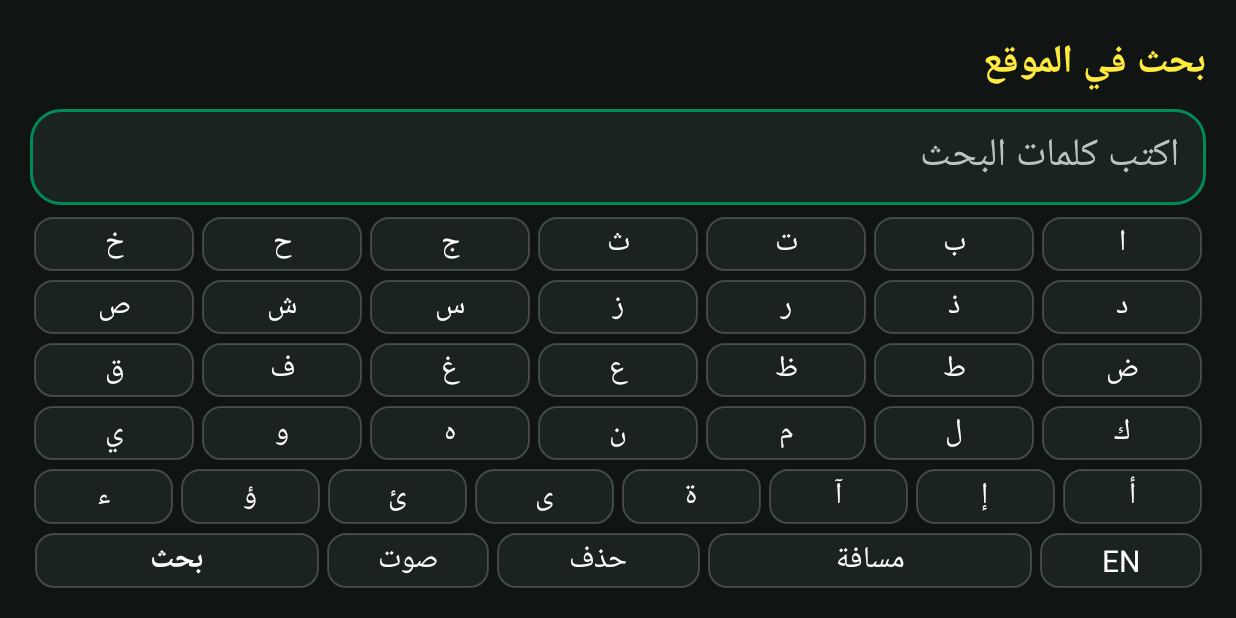
After one commit to YoucefSennoun/eddirasa-tv, an Android app: the SearchActivity screen opened directly, with no data from a screen before it, on a phone screen of 824 x 412 dp (held sideways). The commit adds this screen. Run offline under Robolectric (Android 15) with nearby library versions, the phone set to English and light mode, and no system bars.

Commit message:
Phase 5: native search screen with D-pad keyboard and voice input

```diff
--- a/app/src/main/AndroidManifest.xml
+++ b/app/src/main/AndroidManifest.xml
@@ -34,6 +34,12 @@
         </activity>
 
         <activity
+            android:name=".SearchActivity"
+            android:configChanges="keyboard|keyboardHidden|navigation|orientation|screenSize|screenLayout|uiMode"
+            android:exported="false"
+            android:screenOrientation="landscape" />
+
+        <activity
             android:name=".BrowserActivity"
             android:configChanges="keyboard|keyboardHidden|navigation|orientation|screenSize|screenLayout|uiMode"
             android:exported="false"
--- /dev/null
+++ b/app/src/main/java/com/youcef/eddirasatv/SearchActivity.kt
@@ -0,0 +1,277 @@
+package com.youcef.eddirasatv
+
+import android.app.Activity
+import android.content.ActivityNotFoundException
+import android.content.Context
+import android.content.Intent
+import android.graphics.Typeface
+import android.net.Uri
+import android.os.Bundle
+import android.speech.RecognizerIntent
+import android.view.Gravity
+import android.view.View
+import android.widget.HorizontalScrollView
+import android.widget.LinearLayout
+import android.widget.TextView
+import android.widget.Toast
+import androidx.appcompat.app.AppCompatActivity
+import androidx.core.content.ContextCompat
+
+class SearchActivity : AppCompatActivity() {
+
+    private enum class LayoutMode { ARABIC, LATIN, DIGITS }
+
+    private lateinit var queryText: TextView
+    private lateinit var recentLabel: TextView
+    private lateinit var recentScroll: HorizontalScrollView
+    private lateinit var recentList: LinearLayout
+    private lateinit var keyboardContainer: LinearLayout
+
+    private val query = StringBuilder()
+    private var layoutMode = LayoutMode.ARABIC
+    private var languageKey: TextView? = null
+
+    override fun onCreate(savedInstanceState: Bundle?) {
+        super.onCreate(savedInstanceState)
+        setContentView(R.layout.activity_search)
+
+        queryText = findViewById(R.id.queryText)
+        recentLabel = findViewById(R.id.recentLabel)
+        recentScroll = findViewById(R.id.recentScroll)
+        recentList = findViewById(R.id.recentList)
+        keyboardContainer = findViewById(R.id.keyboardContainer)
+
+        renderQuery()
+        buildKeyboard()
+        renderRecent()
+    }
+
+    override fun onResume() {
+        super.onResume()
+        renderRecent()
+        if (currentFocus == null) {
+            (keyboardContainer.getChildAt(0) as? LinearLayout)
+                ?.getChildAt(0)
+                ?.requestFocus()
+        }
+    }
+
+    private fun renderQuery() {
+        val value = query.toString()
+        if (value.isEmpty()) {
+            queryText.text = getString(R.string.search_hint)
+            queryText.setTextColor(ContextCompat.getColor(this, R.color.text_secondary))
+        } else {
+            queryText.text = value
+            queryText.setTextColor(ContextCompat.getColor(this, R.color.text_light))
+        }
+    }
+
+    private fun renderRecent() {
+        recentList.removeAllViews()
+        val items = AppPrefs.searches(this)
+        val visible = items.isNotEmpty()
+        recentLabel.visibility = if (visible) View.VISIBLE else View.GONE
+        recentScroll.visibility = if (visible) View.VISIBLE else View.GONE
+        if (!visible) return
+
+        items.forEach { value ->
+            val chip = layoutInflater.inflate(R.layout.item_chip, recentList, false) as TextView
+            chip.text = value
+            chip.contentDescription = value
+            chip.textSize = 20f
+            chip.layoutParams = LinearLayout.LayoutParams(
+                LinearLayout.LayoutParams.WRAP_CONTENT,
+                dp(62)
+            ).apply {
+                marginStart = dp(4)
+                marginEnd = dp(4)
+            }
+            chip.setPadding(dp(18), 0, dp(18), 0)
+            chip.setOnClickListener { performSearch(value) }
+            recentList.addView(chip)
+        }
+    }
+
+    private fun buildKeyboard() {
+        keyboardContainer.removeAllViews()
+        when (layoutMode) {
+            LayoutMode.ARABIC -> {
+                addRow(listOf("ا", "ب", "ت", "ث", "ج", "ح", "خ"))
+                addRow(listOf("د", "ذ", "ر", "ز", "س", "ش", "ص"))
+                addRow(listOf("ض", "ط", "ظ", "ع", "غ", "ف", "ق"))
+                addRow(listOf("ك", "ل", "م", "ن", "ه", "و", "ي"))
+                addRow(listOf("أ", "إ", "آ", "ة", "ى", "ئ", "ؤ", "ء"))
+            }
+            LayoutMode.LATIN -> {
+                addRow(listOf("q", "w", "e", "r", "t", "y", "u", "i", "o", "p"))
+                addRow(listOf("a", "s", "d", "f", "g", "h", "j", "k", "l"))
+                addRow(listOf("z", "x", "c", "v", "b", "n", "m", "'"))
+            }
+            LayoutMode.DIGITS -> {
+                addRow(listOf("1", "2", "3", "4", "5"))
+                addRow(listOf("6", "7", "8", "9", "0"))
+                addRow(listOf(".", "-", "/", ":", "!"))
+            }
+        }
+        addActionRow()
+    }
+
+    private fun addRow(labels: List<String>) {
+        val row = LinearLayout(this).apply {
+            orientation = LinearLayout.HORIZONTAL
+            layoutParams = LinearLayout.LayoutParams(
+                LinearLayout.LayoutParams.MATCH_PARENT,
+                0,
+                1f
+            ).apply { bottomMargin = dp(6) }
+        }
+        labels.forEach { label ->
+            row.addView(makeKey(label) { typeChar(label) })
+        }
+        keyboardContainer.addView(row)
+    }
+
+    private fun addActionRow() {
+        val row = LinearLayout(this).apply {
+            orientation = LinearLayout.HORIZONTAL
+            layoutParams = LinearLayout.LayoutParams(
+                LinearLayout.LayoutParams.MATCH_PARENT,
+                0,
+                1f
+            )
+        }
+
+        val nextLabel = when (layoutMode) {
+            LayoutMode.ARABIC -> "EN"
+            LayoutMode.LATIN -> "123"
+            LayoutMode.DIGITS -> "ع"
+        }
+        languageKey = makeKey(nextLabel, 0.8f) {
+            layoutMode = when (layoutMode) {
+                LayoutMode.ARABIC -> LayoutMode.LATIN
+                LayoutMode.LATIN -> LayoutMode.DIGITS
+                LayoutMode.DIGITS -> LayoutMode.ARABIC
+            }
+            buildKeyboard()
+            languageKey?.requestFocus()
+        }
+        row.addView(languageKey)
+
+        row.addView(makeKey(getString(R.string.search_space), 1.6f) { addSpace() })
+
+        val deleteKey = makeKey(getString(R.string.search_delete), 1f) { deleteChar() }
+        deleteKey.setOnLongClickListener {
+            query.setLength(0)
+            renderQuery()
+            true
+        }
+        row.addView(deleteKey)
+
+        row.addView(makeKey(getString(R.string.search_voice), 0.8f) { launchVoice() })
+        row.addView(makeKey(getString(R.string.search_go), 1.4f, bold = true) {
+            performSearch(query.toString())
+        })
+
+        keyboardContainer.addView(row)
+    }
+
+    private fun makeKey(
+        label: String,
+        weight: Float = 1f,
+        bold: Boolean = false,
+        onClick: () -> Unit
+    ): TextView = TextView(this).apply {
+        text = label
+        contentDescription = label
+        gravity = Gravity.CENTER
+        setTextColor(ContextCompat.getColor(context, R.color.text_light))
+        textSize = 20f
+        setTypeface(typeface, if (bold) Typeface.BOLD else Typeface.NORMAL)
+        background = ContextCompat.getDrawable(context, R.drawable.chip_bg)
+        isFocusable = true
+        isFocusableInTouchMode = false
+        isClickable = true
+        layoutParams = LinearLayout.LayoutParams(
+            0,
+            LinearLayout.LayoutParams.MATCH_PARENT,
+            weight
+        ).apply {
+            marginStart = dp(3)
+            marginEnd = dp(3)
+        }
+        setOnClickListener { onClick() }
+    }
+
+    private fun typeChar(value: String) {
+        if (query.length >= MAX_QUERY_LENGTH) return
+        query.append(value)
+        renderQuery()
+    }
+
+    private fun addSpace() {
+        if (query.isEmpty() || query.last() == ' ' || query.length >= MAX_QUERY_LENGTH) return
+        query.append(' ')
+        renderQuery()
+    }
+
+    private fun deleteChar() {
+        if (query.isEmpty()) return
+        query.setLength(query.length - 1)
+        renderQuery()
+    }
+
+    private fun performSearch(raw: String) {
+        val value = raw.trim()
+        if (value.length < 2) {
+            Toast.makeText(this, R.string.search_min_chars, Toast.LENGTH_SHORT).show()
+            return
+        }
+        AppPrefs.addSearch(this, value)
+        val url = "https://eddirasa.com/search/?q=" + Uri.encode(value)
+        setResult(Activity.RESULT_OK, Intent().putExtra(EXTRA_QUERY_URL, url))
+        finish()
+    }
+
+    private fun launchVoice() {
+        val intent = Intent(RecognizerIntent.ACTION_RECOGNIZE_SPEECH).apply {
+            putExtra(
+                RecognizerIntent.EXTRA_LANGUAGE_MODEL,
+                RecognizerIntent.LANGUAGE_MODEL_FREE_FORM
+            )
+            putExtra(RecognizerIntent.EXTRA_LANGUAGE, "ar-DZ")
+            putExtra(RecognizerIntent.EXTRA_PROMPT, getString(R.string.voice_prompt))
+        }
+        try {
+            startActivityForResult(intent, REQ_VOICE)
+        } catch (e: ActivityNotFoundException) {
+            Toast.makeText(this, R.string.voice_unavailable, Toast.LENGTH_SHORT).show()
+        }
+    }
+
+    @Deprecated("Deprecated in Java")
+    override fun onActivityResult(requestCode: Int, resultCode: Int, data: Intent?) {
+        super.onActivityResult(requestCode, resultCode, data)
+        if (requestCode == REQ_VOICE && resultCode == Activity.RESULT_OK) {
+            val text = data?.getStringArrayListExtra(RecognizerIntent.EXTRA_RESULTS)
+                ?.firstOrNull()
+            if (!text.isNullOrBlank()) {
+                query.setLength(0)
+                query.append(text.take(MAX_QUERY_LENGTH))
+                renderQuery()
+            }
+        }
+    }
+
+    private fun dp(value: Int): Int =
+        (value * resources.displayMetrics.density).toInt()
+
+    companion object {
+        const val EXTRA_QUERY_URL = "extra_query_url"
+        private const val REQ_VOICE = 41
+        private const val MAX_QUERY_LENGTH = 80
+
+        fun intent(context: Context): Intent =
+            Intent(context, SearchActivity::class.java)
+    }
+}
--- /dev/null
+++ b/app/src/main/res/layout/activity_search.xml
@@ -0,0 +1,65 @@
+<?xml version="1.0" encoding="utf-8"?>
+<LinearLayout xmlns:android="http://schemas.android.com/apk/res/android"
+    android:layout_width="match_parent"
+    android:layout_height="match_parent"
+    android:background="@color/background_dark"
+    android:orientation="vertical"
+    android:padding="20dp"
+    android:layoutDirection="rtl">
+
+    <TextView
+        android:layout_width="match_parent"
+        android:layout_height="wrap_content"
+        android:text="@string/search_title"
+        android:textColor="@color/focus_border"
+        android:textSize="26sp"
+        android:textStyle="bold" />
+
+    <TextView
+        android:id="@+id/queryText"
+        android:layout_width="match_parent"
+        android:layout_height="wrap_content"
+        android:layout_marginTop="8dp"
+        android:background="@drawable/dialog_bg"
+        android:ellipsize="end"
+        android:gravity="center_vertical"
+        android:maxLines="2"
+        android:minHeight="64dp"
+        android:paddingStart="18dp"
+        android:paddingEnd="18dp"
+        android:textColor="@color/text_light"
+        android:textSize="26sp" />
+
+    <TextView
+        android:id="@+id/recentLabel"
+        android:layout_width="match_parent"
+        android:layout_height="wrap_content"
+        android:layout_marginTop="8dp"
+        android:text="@string/search_recent"
+        android:textColor="@color/text_secondary"
+        android:textSize="20sp"
+        android:visibility="gone" />
+
+    <HorizontalScrollView
+        android:id="@+id/recentScroll"
+        android:layout_width="match_parent"
+        android:layout_height="wrap_content"
+        android:layout_marginTop="4dp"
+        android:visibility="gone">
+
+        <LinearLayout
+            android:id="@+id/recentList"
+            android:layout_width="wrap_content"
+            android:layout_height="wrap_content"
+            android:orientation="horizontal" />
+    </HorizontalScrollView>
+
+    <LinearLayout
+        android:id="@+id/keyboardContainer"
+        android:layout_width="match_parent"
+        android:layout_height="0dp"
+        android:layout_marginTop="8dp"
+        android:layout_weight="1"
+        android:orientation="vertical" />
+
+</LinearLayout>
--- a/app/src/main/res/values/strings.xml
+++ b/app/src/main/res/values/strings.xml
@@ -24,7 +24,16 @@
     <string name="menu_zoom_value">حجم النص: %1$d%%</string>
     <string name="favorite_added">أضيفت إلى المفضلة</string>
     <string name="favorite_removed">أزيلت من المفضلة</string>
-    <string name="search_coming_soon">البحث في المرحلة التالية</string>
+    <string name="search_title">بحث في الموقع</string>
+    <string name="search_hint">اكتب كلمات البحث</string>
+    <string name="search_go">بحث</string>
+    <string name="search_space">مسافة</string>
+    <string name="search_delete">حذف</string>
+    <string name="search_voice">صوت</string>
+    <string name="search_recent">آخر عمليات البحث</string>
+    <string name="search_min_chars">أدخل حرفين على الأقل</string>
+    <string name="voice_unavailable">التعرف على الصوت غير متوفر على هذا الجهاز</string>
+    <string name="voice_prompt">قل كلمات البحث</string>
 
     <string name="section_primary">التعليم الابتدائي</string>
     <string name="section_middle">التعليم المتوسط</string>
```
Also changed, not shown: app/src/main/java/com/youcef/eddirasatv/AppPrefs.kt (+22 -0 lines), app/src/main/java/com/youcef/eddirasatv/BrowserActivity.kt (+12 -1 lines), app/src/main/java/com/youcef/eddirasatv/HomeActivity.kt (+17 -1 lines).
